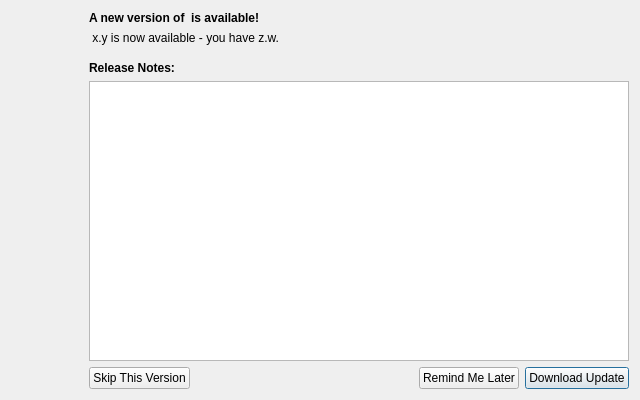
Before: the Qt Designer form Tools/Mokka/UpdateChecker.ui in Biomechanical-ToolKit/BTKCore, drawn with Qt 5.
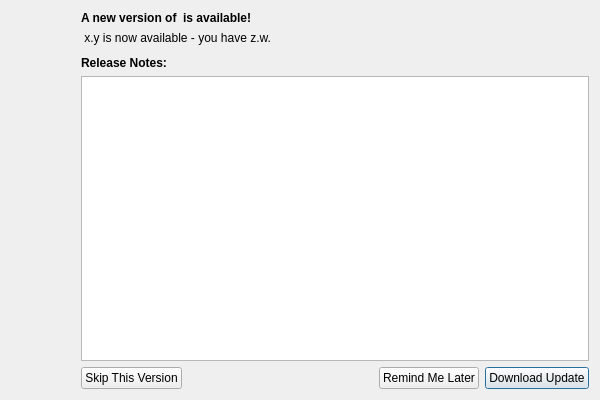
After: the same form once the commit is applied.

Commit message: [UPD] Mokka: The update checker shows now a simple message box when the software is up-to-date or when an error occurred.

Diff of the .ui file:
```diff
--- a/Tools/Mokka/UpdateChecker.ui
+++ b/Tools/Mokka/UpdateChecker.ui
@@ -6,7 +6,7 @@
    <rect>
     <x>0</x>
     <y>0</y>
-    <width>640</width>
+    <width>600</width>
     <height>400</height>
    </rect>
   </property>
@@ -26,14 +26,14 @@
        </property>
        <property name="minimumSize">
         <size>
-         <width>72</width>
-         <height>72</height>
+         <width>64</width>
+         <height>64</height>
         </size>
        </property>
        <property name="maximumSize">
         <size>
-         <width>72</width>
-         <height>72</height>
+         <width>64</width>
+         <height>64</height>
         </size>
        </property>
        <property name="text">
@@ -92,7 +92,7 @@
        <property name="sizeHint" stdset="0">
         <size>
          <width>20</width>
-         <height>10</height>
+         <height>5</height>
         </size>
        </property>
       </spacer>
```
The commit also changes 2 other files.
